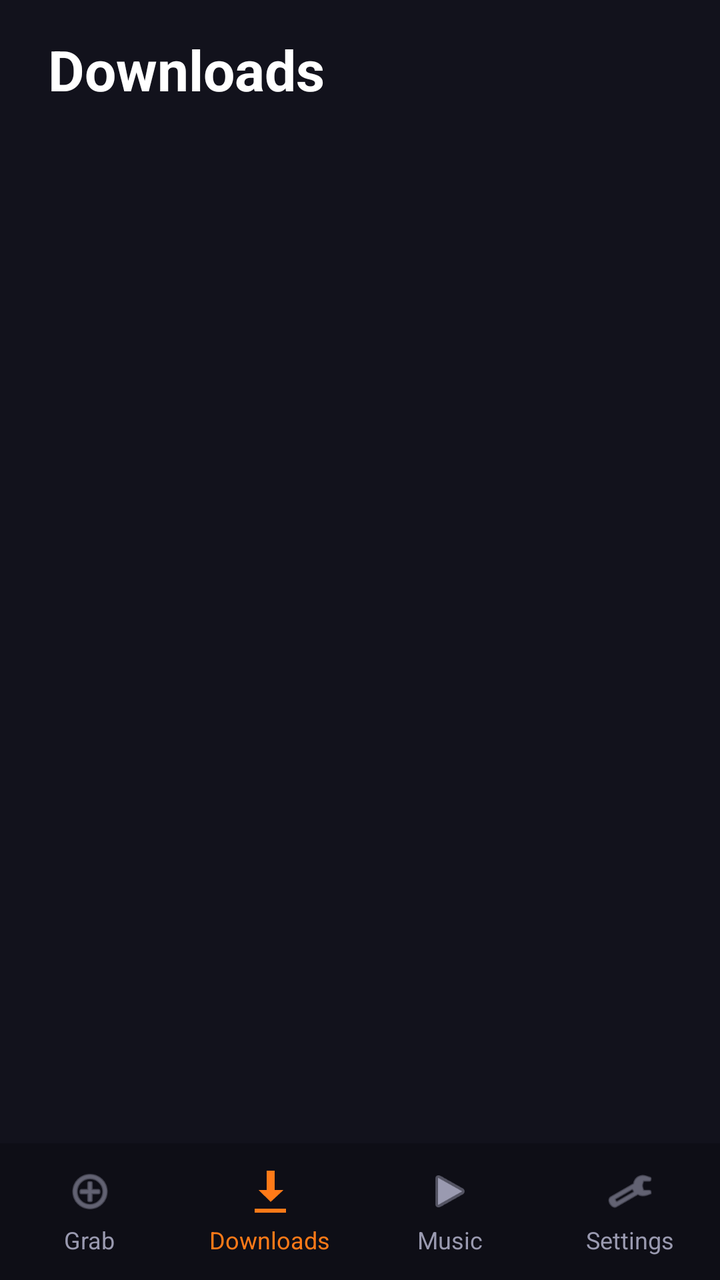
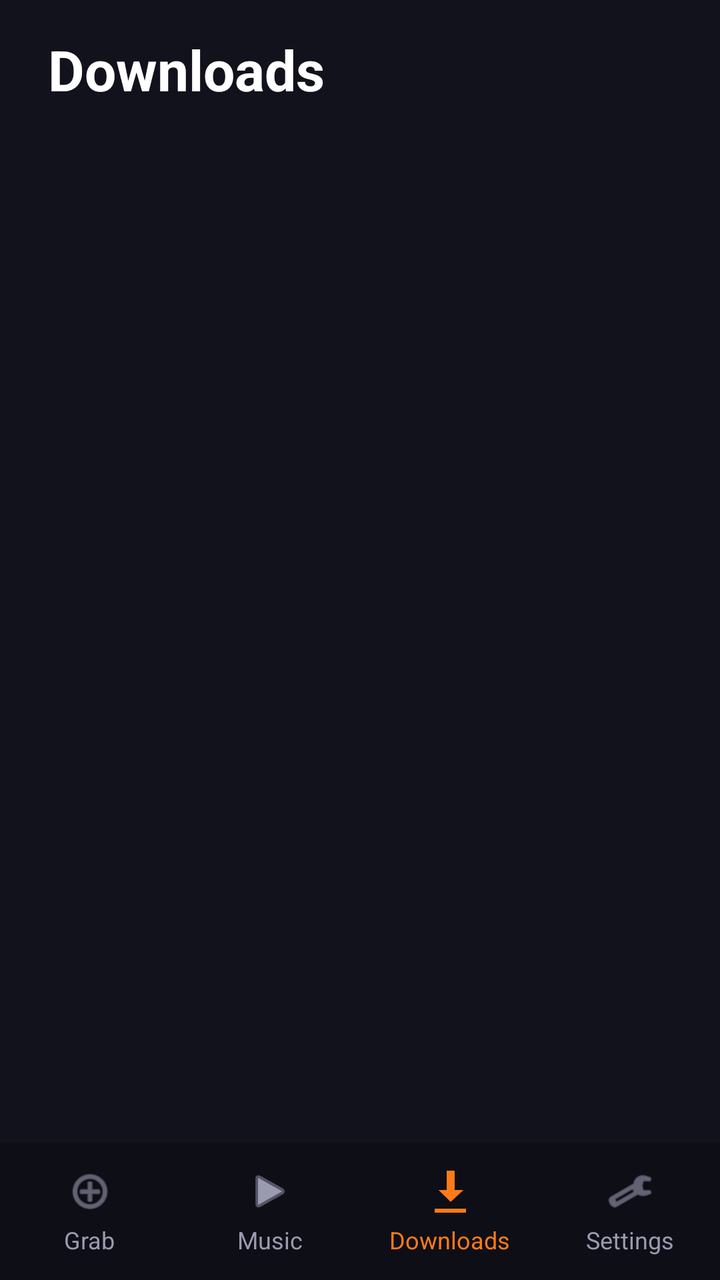

Screens rendered from an Android XML layout before and after an edit, with the pre-edit source and the edit as a unified diff.
<!-- AndroidManifest.xml: application theme Theme.GrabAll -->
<!-- res/layout/activity_downloads.xml -->
<?xml version="1.0" encoding="utf-8"?>
<androidx.constraintlayout.widget.ConstraintLayout xmlns:android="http://schemas.android.com/apk/res/android"
    xmlns:app="http://schemas.android.com/apk/res-auto"
    android:layout_width="match_parent"
    android:layout_height="match_parent"
    android:background="@color/graball_bg">

    <LinearLayout
        android:id="@+id/bottomNav"
        android:layout_width="0dp"
        android:layout_height="wrap_content"
        android:background="@color/graball_nav"
        android:orientation="horizontal"
        android:paddingTop="12dp"
        android:paddingBottom="12dp"
        app:layout_constraintBottom_toBottomOf="parent"
        app:layout_constraintStart_toStartOf="parent"
        app:layout_constraintEnd_toEndOf="parent">

        <LinearLayout
            android:id="@+id/navGrab"
            android:layout_width="0dp"
            android:layout_height="wrap_content"
            android:layout_weight="1"
            android:gravity="center"
            android:orientation="vertical">

            <ImageView
                android:layout_width="24dp"
                android:layout_height="24dp"
                android:src="@android:drawable/ic_menu_add"
                android:tint="@color/graball_tab_text" />

            <TextView
                android:layout_width="wrap_content"
                android:layout_height="wrap_content"
                android:layout_marginTop="4dp"
                android:text="@string/nav_grab"
                android:textColor="@color/graball_tab_text"
                android:textSize="12sp" />
        </LinearLayout>

        <LinearLayout
            android:id="@+id/navDownloads"
            android:layout_width="0dp"
            android:layout_height="wrap_content"
            android:layout_weight="1"
            android:gravity="center"
            android:orientation="vertical">

            <ImageView
                android:layout_width="24dp"
                android:layout_height="24dp"
                android:src="@android:drawable/stat_sys_download"
                android:tint="@color/graball_orange" />

            <TextView
                android:layout_width="wrap_content"
                android:layout_height="wrap_content"
                android:layout_marginTop="4dp"
                android:text="@string/nav_downloads"
                android:textColor="@color/graball_orange"
                android:textSize="12sp" />
        </LinearLayout>
        <LinearLayout
            android:id="@+id/navPlayer"
            android:layout_width="0dp"
            android:layout_height="wrap_content"
            android:layout_weight="1"
            android:gravity="center"
            android:orientation="vertical">

            <ImageView
                android:layout_width="24dp"
                android:layout_height="24dp"
                android:src="@android:drawable/ic_media_play"
                android:tint="@color/graball_tab_text" />

            <TextView
                android:layout_width="wrap_content"
                android:layout_height="wrap_content"
                android:layout_marginTop="4dp"
                android:text="@string/nav_player"
                android:textColor="@color/graball_tab_text"
                android:textSize="12sp" />
        </LinearLayout>


        <LinearLayout
            android:id="@+id/navSettings"
            android:layout_width="0dp"
            android:layout_height="wrap_content"
            android:layout_weight="1"
            android:gravity="center"
            android:orientation="vertical">

            <ImageView
                android:layout_width="24dp"
                android:layout_height="24dp"
                android:src="@android:drawable/ic_menu_preferences"
                android:tint="@color/graball_tab_text" />

            <TextView
                android:layout_width="wrap_content"
                android:layout_height="wrap_content"
                android:layout_marginTop="4dp"
                android:text="@string/nav_settings"
                android:textColor="@color/graball_tab_text"
                android:textSize="12sp" />
        </LinearLayout>
    </LinearLayout>

    <ScrollView
        android:id="@+id/contentScroll"
        android:layout_width="0dp"
        android:layout_height="0dp"
        app:layout_constraintTop_toTopOf="parent"
        app:layout_constraintBottom_toTopOf="@id/bottomNav"
        app:layout_constraintStart_toStartOf="parent"
        app:layout_constraintEnd_toEndOf="parent">

        <LinearLayout
            android:layout_width="match_parent"
            android:layout_height="wrap_content"
            android:orientation="vertical"
            android:paddingStart="24dp"
            android:paddingEnd="24dp"
            android:paddingTop="16dp"
            android:paddingBottom="16dp">

            <TextView
                android:layout_width="wrap_content"
                android:layout_height="wrap_content"
                android:text="@string/nav_downloads"
                android:textColor="@color/graball_text"
                android:textSize="28sp"
                android:textStyle="bold" />

            <LinearLayout
                android:id="@+id/queueContainer"
                android:layout_width="match_parent"
                android:layout_height="wrap_content"
                android:layout_marginTop="16dp"
                android:orientation="vertical" />
        </LinearLayout>
    </ScrollView>

</androidx.constraintlayout.widget.ConstraintLayout>
<!-- resources referenced by this layout -->
<resources>
  <color name="graball_bg">#12121C</color>
  <color name="graball_nav">#0E0E16</color>
  <color name="graball_orange">#FF7A18</color>
  <color name="graball_tab_text">#9A9AB0</color>
  <color name="graball_text">#FFFFFF</color>
  <string name="nav_downloads">Downloads</string>
  <string name="nav_grab">Grab</string>
  <string name="nav_player">Music</string>
  <string name="nav_settings">Settings</string>
  <style name="Theme.GrabAll" parent="Theme.AppCompat.DayNight.NoActionBar">
          <item name="android:statusBarColor">@color/graball_nav</item>
          <item name="android:navigationBarColor">@color/graball_nav</item>
          <item name="colorAccent">@color/graball_orange</item>
      </style>
</resources>

<!-- the commit's change to res/layout/activity_downloads.xml (unified diff, before → after) -->
@@ -41,6 +41,29 @@
         </LinearLayout>
 
         <LinearLayout
+            android:id="@+id/navPlayer"
+            android:layout_width="0dp"
+            android:layout_height="wrap_content"
+            android:layout_weight="1"
+            android:gravity="center"
+            android:orientation="vertical">
+
+            <ImageView
+                android:layout_width="24dp"
+                android:layout_height="24dp"
+                android:src="@android:drawable/ic_media_play"
+                android:tint="@color/graball_tab_text" />
+
+            <TextView
+                android:layout_width="wrap_content"
+                android:layout_height="wrap_content"
+                android:layout_marginTop="4dp"
+                android:text="@string/nav_player"
+                android:textColor="@color/graball_tab_text"
+                android:textSize="12sp" />
+        </LinearLayout>
+
+        <LinearLayout
             android:id="@+id/navDownloads"
             android:layout_width="0dp"
             android:layout_height="wrap_content"
@@ -60,28 +83,6 @@
                 android:layout_marginTop="4dp"
                 android:text="@string/nav_downloads"
                 android:textColor="@color/graball_orange"
-                android:textSize="12sp" />
-        </LinearLayout>
-        <LinearLayout
-            android:id="@+id/navPlayer"
-            android:layout_width="0dp"
-            android:layout_height="wrap_content"
-            android:layout_weight="1"
-            android:gravity="center"
-            android:orientation="vertical">
-
-            <ImageView
-                android:layout_width="24dp"
-                android:layout_height="24dp"
-                android:src="@android:drawable/ic_media_play"
-                android:tint="@color/graball_tab_text" />
-
-            <TextView
-                android:layout_width="wrap_content"
-                android:layout_height="wrap_content"
-                android:layout_marginTop="4dp"
-                android:text="@string/nav_player"
-                android:textColor="@color/graball_tab_text"
                 android:textSize="12sp" />
         </LinearLayout>
 
